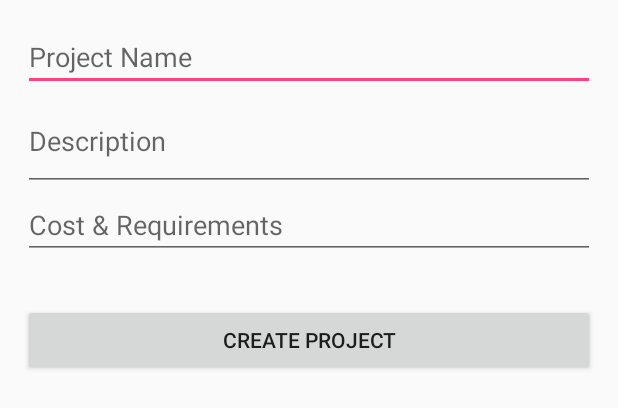
After one commit to ssk1002/commUnity, an Android app: the layout fragment_create_task.xml on its own in the app's theme, with its tools: preview values and no code run, on a phone screen of 412 x 824 dp. The commit adds this screen. Shown: the top 408 px of the screen. Run offline under Robolectric (Android 15) with nearby library versions, the phone set to English and light mode, and no system bars.

Commit message:
Create Project functionality completed

```diff
--- /dev/null
+++ b/app/src/main/res/layout/fragment_create_task.xml
@@ -0,0 +1,63 @@
+<RelativeLayout xmlns:android="http://schemas.android.com/apk/res/android"
+    xmlns:tools="http://schemas.android.com/tools"
+    android:layout_width="match_parent"
+    android:layout_height="match_parent"
+    android:padding="15dp"
+    tools:context="com.wyp.chalkitup.fragments.CreateTaskFragment">
+
+
+    <EditText
+        android:layout_width="wrap_content"
+        android:layout_height="wrap_content"
+        android:inputType="textPersonName"
+        android:ems="10"
+        android:id="@+id/editText"
+        android:layout_weight="1"
+        android:hint="Project Name"
+        android:layout_alignParentTop="true"
+        android:layout_alignParentRight="true"
+        android:layout_alignParentEnd="true"
+        android:layout_alignParentLeft="true"
+        android:layout_alignParentStart="true" />
+
+    <EditText
+        android:layout_width="wrap_content"
+        android:layout_height="wrap_content"
+        android:inputType="textPersonName"
+        android:ems="10"
+        android:id="@+id/editText4"
+        android:layout_below="@+id/editText3"
+        android:layout_alignParentLeft="true"
+        android:layout_alignParentStart="true"
+        android:layout_alignParentRight="true"
+        android:layout_alignParentEnd="true"
+        android:hint="@string/costs" />
+
+    <EditText
+        android:layout_width="wrap_content"
+        android:layout_height="wrap_content"
+        android:inputType="textMultiLine"
+        android:ems="10"
+        android:id="@+id/editText3"
+        android:hint="Description"
+        android:minLines="2"
+        android:layout_below="@+id/editText"
+        android:layout_alignParentLeft="true"
+        android:layout_alignParentStart="true"
+        android:layout_alignParentRight="true"
+        android:layout_alignParentEnd="true" />
+
+    <Button
+        android:text="Create Project"
+        android:layout_width="wrap_content"
+        android:layout_height="wrap_content"
+        android:id="@+id/button2"
+        android:layout_below="@+id/editText4"
+        android:layout_alignParentRight="true"
+        android:layout_alignParentEnd="true"
+        android:layout_alignParentLeft="true"
+        android:layout_alignParentStart="true"
+        android:layout_marginTop="30dp" />
+
+
+</RelativeLayout>
--- a/app/src/main/res/values/strings.xml
+++ b/app/src/main/res/values/strings.xml
@@ -12,4 +12,5 @@
     <!-- TODO: Remove or change this placeholder text -->
     <string name="hello_blank_fragment">Hello blank fragment</string>
     <string name="google_maps_key">AIzaSyBDUa6dr9qaIp4_tI3ZlsITvuRgxSl5Kyw</string>
+    <string name="costs"><![CDATA[Cost & Requirements]]></string>
 </resources>
```
Also changed, not shown: app/build.gradle (+5 -6 lines), app/src/main/java/com/wyp/chalkitup/MainActivity.java (+8 -16 lines), app/src/main/java/com/wyp/chalkitup/fragments/CreateTaskFragment.java (added, +135 -0 lines), app/src/main/java/com/wyp/chalkitup/fragments/Globals.java (added, +8 -0 lines), app/src/main/java/com/wyp/chalkitup/models/ProjectItem.java (added, +27 -0 lines), app/src/main/res/menu/bottombar_menu.xml (+1 -6 lines), app/src/main/res/menu/main.xml (+5 -5 lines).
